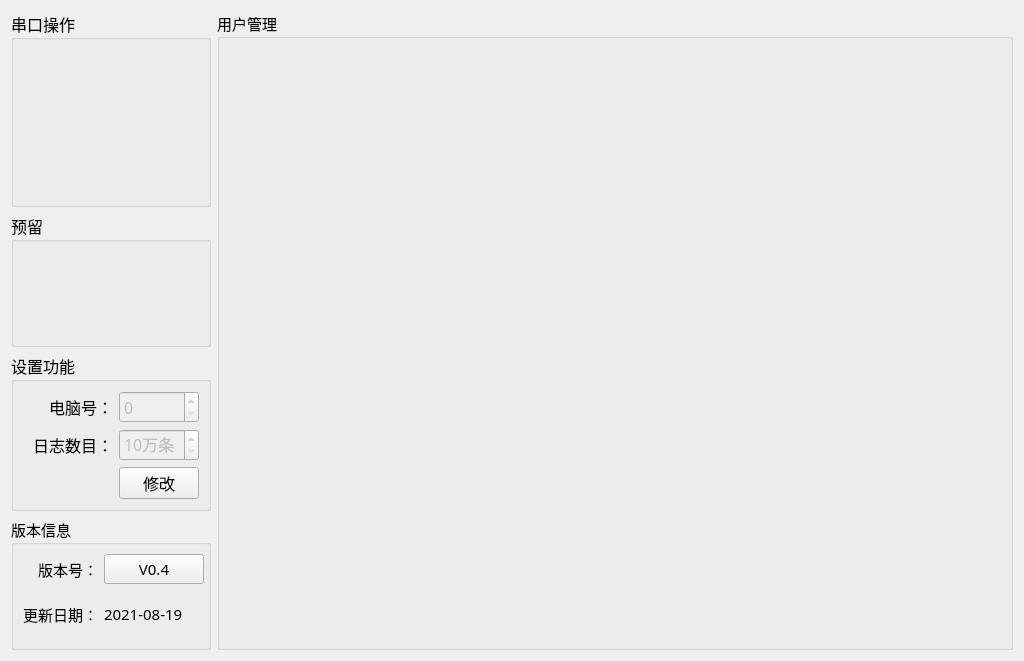
Qt form ip_qc/setups/setup_mainwid.ui (ChinaClever/IP-Tools) before a commit.
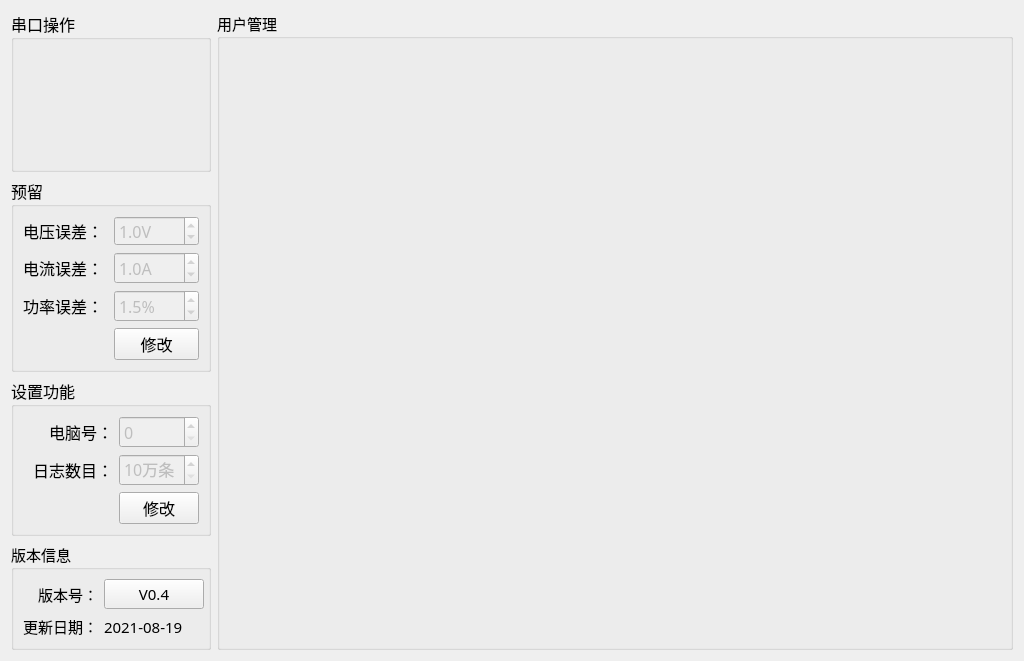
The same form after that commit.

```diff
--- a/ip_qc/setups/setup_mainwid.ui
+++ b/ip_qc/setups/setup_mainwid.ui
@@ -96,7 +96,120 @@
      <property name="title">
       <string>预留</string>
      </property>
-     <layout class="QGridLayout" name="gridLayout_3"/>
+     <layout class="QGridLayout" name="gridLayout_3">
+      <item row="0" column="0">
+       <widget class="QLabel" name="label_4">
+        <property name="maximumSize">
+         <size>
+          <width>16777215</width>
+          <height>45</height>
+         </size>
+        </property>
+        <property name="text">
+         <string>电压误差：</string>
+        </property>
+       </widget>
+      </item>
+      <item row="0" column="1">
+       <widget class="QDoubleSpinBox" name="volErrBox">
+        <property name="enabled">
+         <bool>false</bool>
+        </property>
+        <property name="minimumSize">
+         <size>
+          <width>0</width>
+          <height>30</height>
+         </size>
+        </property>
+        <property name="suffix">
+         <string>V</string>
+        </property>
+        <property name="decimals">
+         <number>1</number>
+        </property>
+        <property name="maximum">
+         <double>5.000000000000000</double>
+        </property>
+        <property name="value">
+         <double>1.000000000000000</double>
+        </property>
+       </widget>
+      </item>
+      <item row="1" column="0">
+       <widget class="QLabel" name="label_2">
+        <property name="maximumSize">
+         <size>
+          <width>16777215</width>
+          <height>45</height>
+         </size>
+        </property>
+        <property name="text">
+         <string>电流误差：</string>
+        </property>
+       </widget>
+      </item>
+      <item row="1" column="1">
+       <widget class="QDoubleSpinBox" name="curErrBox">
+        <property name="enabled">
+         <bool>false</bool>
+        </property>
+        <property name="suffix">
+         <string>A</string>
+        </property>
+        <property name="decimals">
+         <number>1</number>
+        </property>
+        <property name="maximum">
+         <double>5.000000000000000</double>
+        </property>
+        <property name="singleStep">
+         <double>0.100000000000000</double>
+        </property>
+        <property name="value">
+         <double>1.000000000000000</double>
+        </property>
+       </widget>
+      </item>
+      <item row="2" column="0">
+       <widget class="QLabel" name="label_5">
+        <property name="maximumSize">
+         <size>
+          <width>16777215</width>
+          <height>45</height>
+         </size>
+        </property>
+        <property name="text">
+         <string>功率误差：</string>
+        </property>
+       </widget>
+      </item>
+      <item row="2" column="1">
+       <widget class="QDoubleSpinBox" name="powErrBox">
+        <property name="enabled">
+         <bool>false</bool>
+        </property>
+        <property name="suffix">
+         <string>%</string>
+        </property>
+        <property name="decimals">
+         <number>1</number>
+        </property>
+        <property name="singleStep">
+         <double>0.100000000000000</double>
+        </property>
+        <property name="value">
+         <double>1.500000000000000</double>
+        </property>
+       </widget>
+      </item>
+      <item row="3" column="1">
+       <widget class="QPushButton" name="saveBtn">
+        <property name="text">
+         <string>修改</string>
+        </property>
+       </widget>
+      </item>
+     </layout>
     </widget>
    </item>
    <item row="2" column="0">
```
